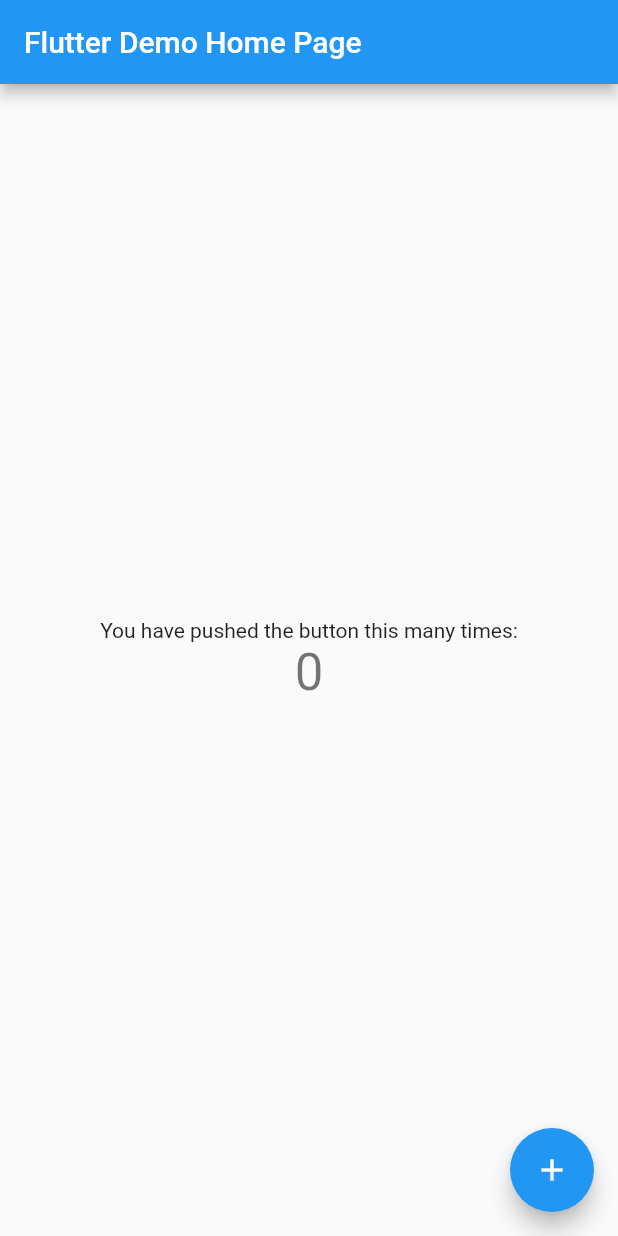
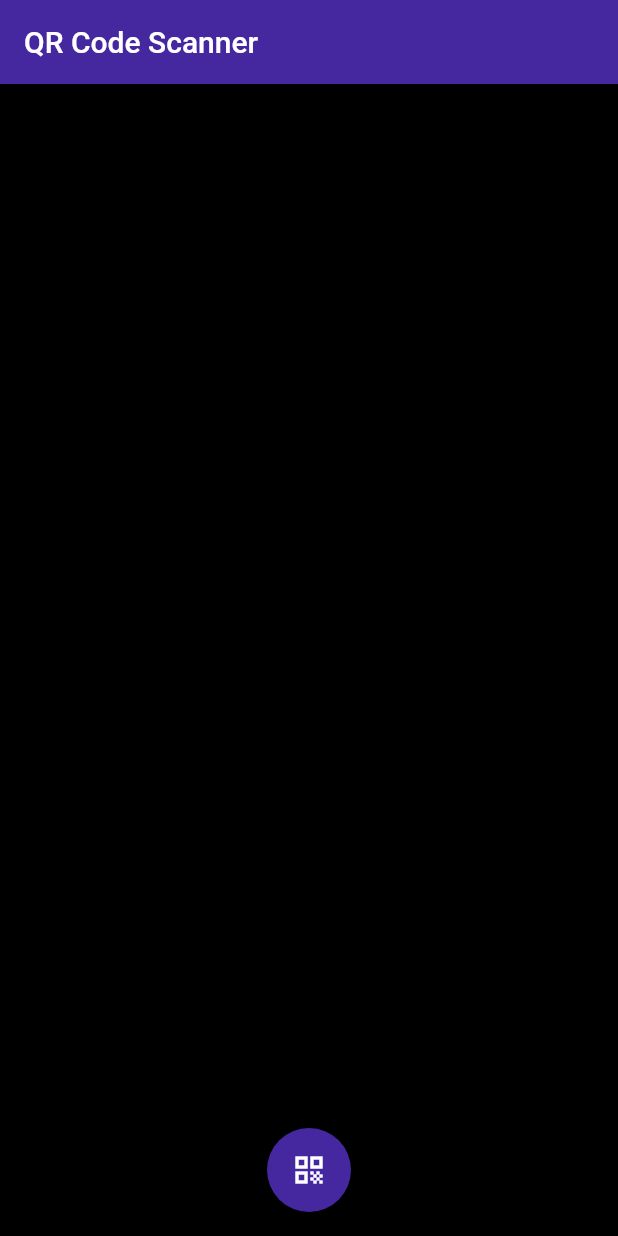
Before and after one commit to Favious/ConexionLectora, a Flutter app: the screen it shows after launch, on a phone screen of 412 x 824 dp. Run offline on Flutter 3.47's test engine with Material 2 defaults, Android fonts, the phone set to English and light mode, and no system bars; missing offline and left inert: dart:html, flutter_barcode_scanner.

Commit message:
Add scan button and page

```diff
--- a/lib/main.dart
+++ b/lib/main.dart
@@ -1,113 +1,69 @@
+import 'dart:html';
+
 import 'package:flutter/material.dart';
+import 'package:flutter/services.dart';
+import 'package:conexion_lectora/page/qr_scan_page.dart';
+import 'package:conexion_lectora/widget/button_widget.dart';
 
 void main() {
+  WidgetsFlutterBinding.ensureInitialized();
+  SystemChrome.setPreferredOrientations([
+    DeviceOrientation.portraitUp,
+    DeviceOrientation.portraitDown,
+  ]);
+
   runApp(MyApp());
 }
 
 class MyApp extends StatelessWidget {
-  // This widget is the root of your application.
+  static final String title = 'QR Code Scanner';
+
   @override
-  Widget build(BuildContext context) {
-    return MaterialApp(
-      title: 'Flutter Demo',
+  Widget build(BuildContext context) => MaterialApp(
+        debugShowCheckedModeBanner: false,
+        title: title,
         theme: ThemeData(
-        // This is the theme of your application.
-        //
-        // Try running your application with "flutter run". You'll see the
-        // application has a blue toolbar. Then, without quitting the app, try
-        // changing the primarySwatch below to Colors.green and then invoke
-        // "hot reload" (press "r" in the console where you ran "flutter run",
-        // or simply save your changes to "hot reload" in a Flutter IDE).
-        // Notice that the counter didn't reset back to zero; the application
-        // is not restarted.
-        primarySwatch: Colors.blue,
+          primaryColor: Colors.deepPurple[800],
+          scaffoldBackgroundColor: Colors.black,
         ),
-      home: MyHomePage(title: 'Flutter Demo Home Page'),
+        home: MainPage(title: title),
       );
 }
+
+class MainPage extends StatefulWidget {
+  final String title;
+
+  const MainPage({
+    @required this.title,
+  });
+
+  @override
+  _MainPageState createState() => _MainPageState();
 }
 
-class MyHomePage extends StatefulWidget {
-  MyHomePage({Key key, this.title}) : super(key: key);
-
-  // This widget is the home page of your application. It is stateful, meaning
-  // that it has a State object (defined below) that contains fields that affect
-  // how it looks.
-
-  // This class is the configuration for the state. It holds the values (in this
-  // case the title) provided by the parent (in this case the App widget) and
-  // used by the build method of the State. Fields in a Widget subclass are
-  // always marked "final".
-
-  final String title;
-
+class _MainPageState extends State<MainPage> {
   @override
-  _MyHomePageState createState() => _MyHomePageState();
-}
-
-class _MyHomePageState extends State<MyHomePage> {
-  int _counter = 0;
-
-  void _incrementCounter() {
-    setState(() {
-      // This call to setState tells the Flutter framework that something has
-      // changed in this State, which causes it to rerun the build method below
-      // so that the display can reflect the updated values. If we changed
-      // _counter without calling setState(), then the build method would not be
-      // called again, and so nothing would appear to happen.
-      _counter++;
-    });
-  }
-
-  @override
-  Widget build(BuildContext context) {
-    // This method is rerun every time setState is called, for instance as done
-    // by the _incrementCounter method above.
-    //
-    // The Flutter framework has been optimized to make rerunning build methods
-    // fast, so that you can just rebuild anything that needs updating rather
-    // than having to individually change instances of widgets.
-    return Scaffold(
+  Widget build(BuildContext context) => Scaffold(
         appBar: AppBar(
-        // Here we take the value from the MyHomePage object that was created by
-        // the App.build method, and use it to set our appbar title.
           title: Text(widget.title),
         ),
         body: Center(
-        // Center is a layout widget. It takes a single child and positions it
-        // in the middle of the parent.
           child: Column(
-          // Column is also a layout widget. It takes a list of children and
-          // arranges them vertically. By default, it sizes itself to fit its
-          // children horizontally, and tries to be as tall as its parent.
-          //
-          // Invoke "debug painting" (press "p" in the console, choose the
-          // "Toggle Debug Paint" action from the Flutter Inspector in Android
-          // Studio, or the "Toggle Debug Paint" command in Visual Studio Code)
-          // to see the wireframe for each widget.
-          //
-          // Column has various properties to control how it sizes itself and
-          // how it positions its children. Here we use mainAxisAlignment to
-          // center the children vertically; the main axis here is the vertical
-          // axis because Columns are vertical (the cross axis would be
-          // horizontal).
             mainAxisAlignment: MainAxisAlignment.center,
-          children: <Widget>[
-            Text(
-              'You have pushed the button this many times:',
-            ),
-            Text(
-              '$_counter',
-              style: Theme.of(context).textTheme.headline4,
-            ),
+            children: [
+
             ],
           ),
         ),
         floatingActionButton: FloatingActionButton(
-        onPressed: _incrementCounter,
-        tooltip: 'Increment',
-        child: Icon(Icons.add),
-      ), // This trailing comma makes auto-formatting nicer for build methods.
+          backgroundColor: Colors.deepPurple[800],
+          child: Icon(
+            Icons.qr_code,
+          ),
+          onPressed: () => Navigator.of(context).push(MaterialPageRoute(
+                  builder: (BuildContext context) => QRScanPage(),
+                )),
+        ),
+        floatingActionButtonLocation: FloatingActionButtonLocation.centerFloat,
       );
 }
-}
--- a/pubspec.yaml
+++ b/pubspec.yaml
@@ -30,8 +30,10 @@
   cupertino_icons: ^1.0.2
 
 dev_dependencies:
-  flutter_test:
+  flutter:
     sdk: flutter
+  flutter_barcode_scanner: ^2.0.0
+  barcode_widget:
 
 # For information on the generic Dart part of this file, see the
 # following page: https://dart.dev/tools/pub/pubspec
```
Also changed, not shown: lib/page/qr_scan_page.dart (added, +70 -0 lines), lib/widget/button_widget.dart (added, +25 -0 lines), pubspec.lock. Lines whose indentation alone changed are shown as unchanged.
